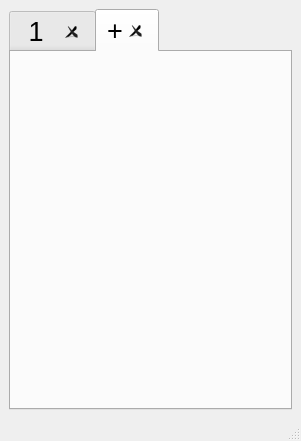
Old version of the form Qt/SecApp/mainwindow.ui in the repository MaximeJeanRey/CalculateurSection.
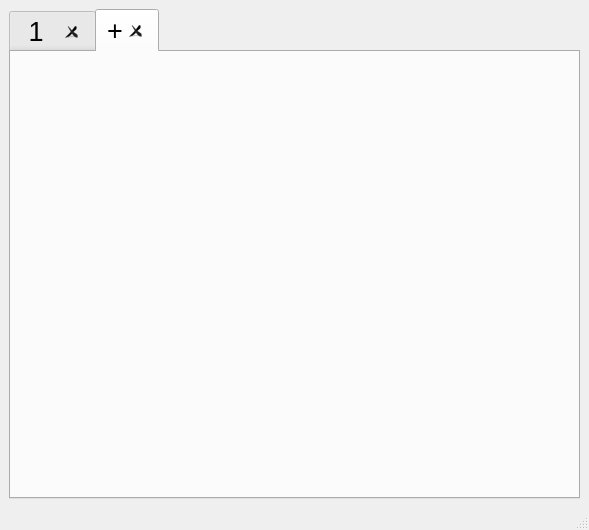
New version of the form. The open tabs and pages were chosen to show the change.

```diff
--- a/Qt/SecApp/mainwindow.ui
+++ b/Qt/SecApp/mainwindow.ui
@@ -6,8 +6,8 @@
    <rect>
     <x>0</x>
     <y>0</y>
-    <width>301</width>
-    <height>441</height>
+    <width>589</width>
+    <height>530</height>
    </rect>
   </property>
   <property name="windowTitle">
```
Left out of the diff: 4 changed lines with no effect on the pictures.
